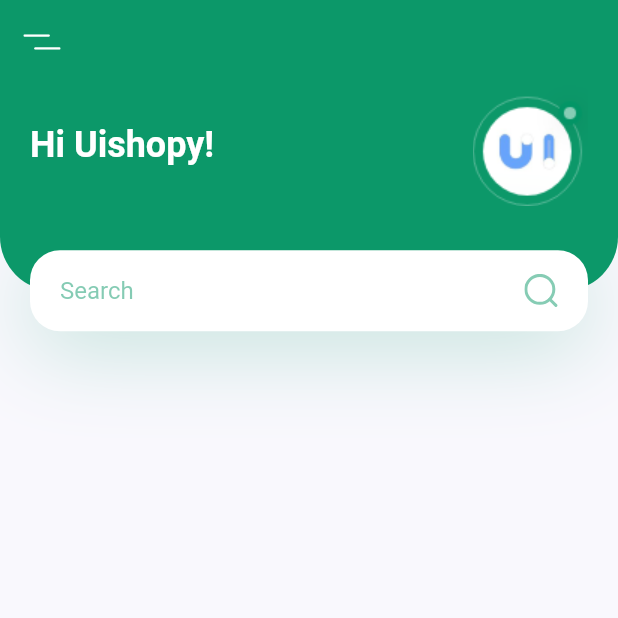
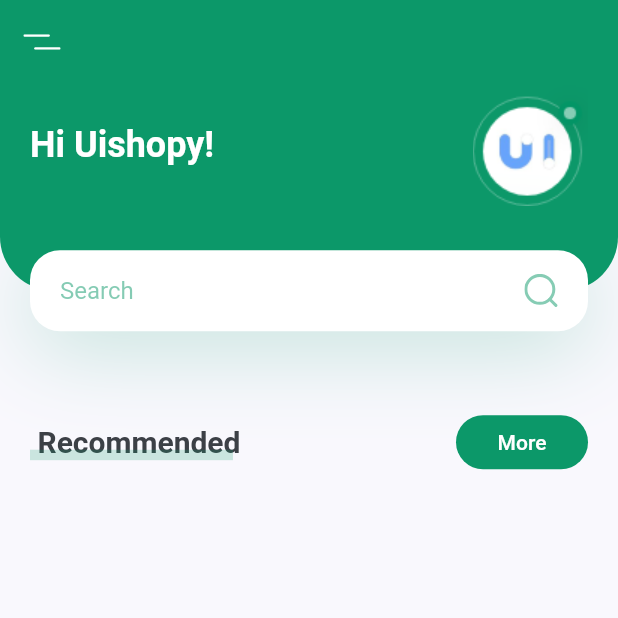
Before and after one commit to nargok/plant_app_ui_template, a Flutter app: the screen it shows after launch, on a phone screen of 412 x 824 dp, the top half of it. Run offline on Flutter 3.47's test engine with Material 2 defaults, Android fonts, the phone set to English and light mode, and no system bars; our stand-ins replace flutter_svg.

Commit message:
title with more button

```diff
--- a/lib/screens/home/components/body.dart
+++ b/lib/screens/home/components/body.dart
@@ -1,5 +1,6 @@
 import 'package:flutter/material.dart';
 import 'package:plant_ui_template/screens/home/components/header_with_searchbox.dart';
+import 'package:plant_ui_template/screens/home/components/title_with_more_btn.dart';
 
 class Body extends StatelessWidget {
   @override
@@ -9,6 +10,10 @@ class Body extends StatelessWidget {
       child: Column(
         children: [
           HeaderWithSearchBox(size: size),
+          TitleWithMoreBtn(
+            title: 'More',
+            press: () {},
+          ),
         ],
       ),
     );
--- /dev/null
+++ b/lib/screens/home/components/title_with_more_btn.dart
@@ -0,0 +1,75 @@
+import 'package:flutter/material.dart';
+import 'package:plant_ui_template/constants.dart';
+
+class TitleWithMoreBtn extends StatelessWidget {
+  const TitleWithMoreBtn({
+    Key key,
+    this.title,
+    this.press,
+  }) : super(key: key);
+
+  final String title;
+  final Function press;
+
+  @override
+  Widget build(BuildContext context) {
+    return Padding(
+      padding: const EdgeInsets.symmetric(horizontal: kDefaultPadding),
+      child: Row(
+        children: [
+          TitleWithCustomUnderline(
+            text: 'Recommended',
+          ),
+          Spacer(),
+          FlatButton(
+            shape:
+            RoundedRectangleBorder(borderRadius: BorderRadius.circular(20)),
+            color: kPrimaryColor,
+            onPressed: press,
+            child: Text(
+              title,
+              style: TextStyle(color: Colors.white),
+            ),
+          ),
+        ],
+      ),
+    );
+  }
+}
+
+class TitleWithCustomUnderline extends StatelessWidget {
+  const TitleWithCustomUnderline({
+    Key key,
+    this.text,
+  }) : super(key: key);
+
+  final String text;
+
+  @override
+  Widget build(BuildContext context) {
+    return Container(
+      height: 24,
+      child: Stack(
+        children: [
+          Padding(
+            padding: const EdgeInsets.only(left: kDefaultPadding / 4),
+            child: Text(
+              text,
+              style: TextStyle(fontSize: 20, fontWeight: FontWeight.bold),
+            ),
+          ),
+          Positioned(
+            bottom: 0,
+            left: 0,
+            right: 0,
+            child: Container(
+              margin: EdgeInsets.only(right: kDefaultPadding / 4),
+              height: 7,
+              color: kPrimaryColor.withOpacity(0.2),
+            ),
+          ),
+        ],
+      ),
+    );
+  }
+}
```
